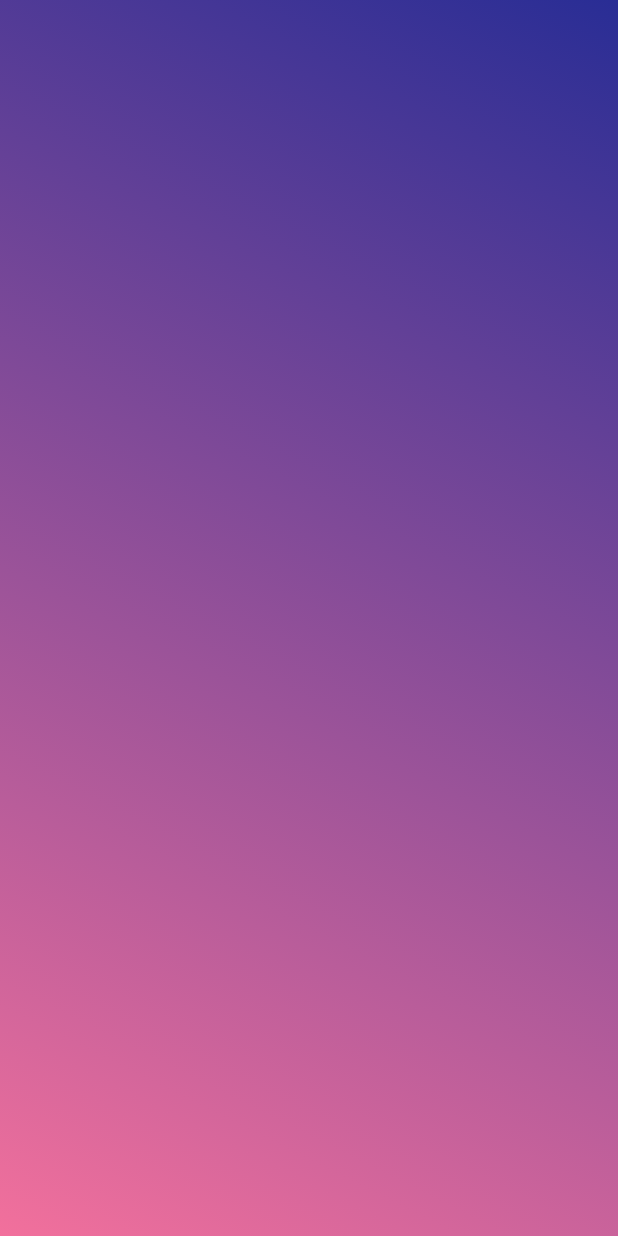
After one commit to hyper-hronoz/Samsung_normal_annual_project, an Android app: the SignUpFrom screen opened directly, with no data from a screen before it, on a phone screen of 412 x 824 dp. The commit adds this screen. Run offline under Robolectric (Android 15) with nearby library versions, the phone set to English and light mode, and no system bars; 1 statement that could not run was skipped.

Commit message:
я сделал простейшую авторизацию пока что без токинов

```diff
--- a/app/src/main/AndroidManifest.xml
+++ b/app/src/main/AndroidManifest.xml
@@ -1,6 +1,7 @@
 <?xml version="1.0" encoding="utf-8"?>
 <manifest xmlns:android="http://schemas.android.com/apk/res/android"
     package="com.example.samsungnormalannualproject">
+
     <uses-permission android:name="android.permission.ACCESS_NETWORK_STATE" />
     <uses-permission android:name="android.permission.INTERNET" />
 
@@ -11,7 +12,8 @@
         android:roundIcon="@mipmap/ic_launcher_round"
         android:supportsRtl="true"
         android:theme="@style/Theme.SamsungNormalAnnualProject">
-        <activity android:name=".LoginOrSignUp"></activity>
+        <activity android:name=".SignUpFrom"></activity>
+        <activity android:name=".LoginOrSignUp" />
         <activity android:name=".LoginActivity" />
         <activity android:name=".SignUpActivity" />
         <activity android:name=".SelectGenderActivity" />
--- a/app/src/main/java/com/example/samsungnormalannualproject/SelectGenderActivity.java
+++ b/app/src/main/java/com/example/samsungnormalannualproject/SelectGenderActivity.java
@@ -52,7 +52,7 @@ public class SelectGenderActivity extends AppCompatActivity implements ActivityS
     private void startSignUpActivity() {
         Intent intent = new Intent(this, SignUpActivity.class);
         Bundle bundle = new Bundle();
-        bundle.putBoolean(GENDER, this.isMen);
+        bundle.putBoolean(this.GENDER, this.isMen);
         intent.putExtras(bundle);
         System.out.println("Don't fuck " + this.isMen);
         startActivity(intent);
--- a/app/src/main/java/com/example/samsungnormalannualproject/SignUpActivity.java
+++ b/app/src/main/java/com/example/samsungnormalannualproject/SignUpActivity.java
@@ -2,6 +2,7 @@ package com.example.samsungnormalannualproject;
 
 import androidx.appcompat.app.AppCompatActivity;
 
+import android.content.Intent;
 import android.graphics.Rect;
 import android.os.Build;
 import android.os.Bundle;
@@ -130,7 +131,13 @@ public class SignUpActivity extends AppCompatActivity implements ActivitySetting
         if (this.passwordEditText.getText().toString().equals(this.passwordAgainEditText.getText().toString())) {
             this.nickName = this.nickNameEditText.getText().toString();
             this.password = this.passwordEditText.getText().toString();
-            postNewUser();
+            Intent intent = new Intent(this, SignUpFrom.class);
+            Bundle bundle = new Bundle();
+            bundle.putBoolean(SelectGenderActivity.GENDER, this.isMen);
+            intent.putExtras(bundle);
+            startActivity(intent);
+//            postNewUser();
+
         } else {
             System.out.println("Не совпадают");
         }
--- /dev/null
+++ b/app/src/main/java/com/example/samsungnormalannualproject/SignUpFrom.java
@@ -0,0 +1,66 @@
+package com.example.samsungnormalannualproject;
+
+import androidx.appcompat.app.AppCompatActivity;
+
+import android.os.Build;
+import android.os.Bundle;
+import android.view.View;
+import android.view.Window;
+import android.view.WindowManager;
+
+import com.example.samsungnormalannualproject.interfaces.ActivitySettings;
+
+public class SignUpFrom extends AppCompatActivity implements ActivitySettings {
+    private boolean isMen = false;
+
+    private View view;
+
+    // устанавливает фон для элементов в зависимости от выбранного пола
+    private void setBackGround() {
+
+        System.out.println(this.view);
+
+        if (this.isMen) {
+            this.view.setBackgroundResource(R.drawable.select_gender_gradient_boy);
+        }
+
+        if (!this.isMen) {
+            this.view.setBackgroundResource(R.drawable.select_gender_gradient_girl);
+        }
+    }
+
+    @Override
+    protected void onCreate(Bundle savedInstanceState) {
+        super.onCreate(savedInstanceState);
+        // сдесь у нас настройка активити берзрамочноая
+        if (Build.VERSION.SDK_INT >= Build.VERSION_CODES.P) {
+            getWindow().getAttributes().layoutInDisplayCutoutMode = WindowManager.LayoutParams.LAYOUT_IN_DISPLAY_CUTOUT_MODE_SHORT_EDGES;
+        }
+        getWindow().getDecorView().setSystemUiVisibility(View.SYSTEM_UI_FLAG_HIDE_NAVIGATION);
+        requestWindowFeature(Window.FEATURE_NO_TITLE);
+        getSupportActionBar().hide();
+
+        setContentView(R.layout.acitibity_sign_up_fill_form);
+
+        this.isMen = getIntent().getExtras().getBoolean(SelectGenderActivity.GENDER);
+        this.view = findViewById(R.id.sign_up_fill_form_view);
+
+        setBackGround();
+
+        hideSystemUI();
+    }
+
+    @Override
+    // скрывает топ меню и делаем приложения безрамочным
+    public void hideSystemUI() {
+
+        this.getWindow().setFlags(WindowManager.LayoutParams.FLAG_FULLSCREEN, WindowManager.LayoutParams.FLAG_FULLSCREEN);
+        getWindow().getDecorView().setSystemUiVisibility(
+                View.SYSTEM_UI_FLAG_FULLSCREEN
+                        | View.SYSTEM_UI_FLAG_LOW_PROFILE
+                        | View.SYSTEM_UI_FLAG_LAYOUT_STABLE
+                        | View.SYSTEM_UI_FLAG_IMMERSIVE
+                        | View.SYSTEM_UI_FLAG_LAYOUT_HIDE_NAVIGATION
+                        | View.SYSTEM_UI_FLAG_HIDE_NAVIGATION);
+    }
+}
--- /dev/null
+++ b/app/src/main/res/layout/acitibity_sign_up_fill_form.xml
@@ -0,0 +1,10 @@
+<?xml version="1.0" encoding="utf-8"?>
+<androidx.constraintlayout.widget.ConstraintLayout xmlns:android="http://schemas.android.com/apk/res/android"
+    xmlns:app="http://schemas.android.com/apk/res-auto"
+    xmlns:tools="http://schemas.android.com/tools"
+    android:id="@+id/sign_up_fill_form_view"
+    android:layout_width="match_parent"
+    android:layout_height="match_parent"
+    tools:context=".SignUpFrom">
+
+</androidx.constraintlayout.widget.ConstraintLayout>
```
